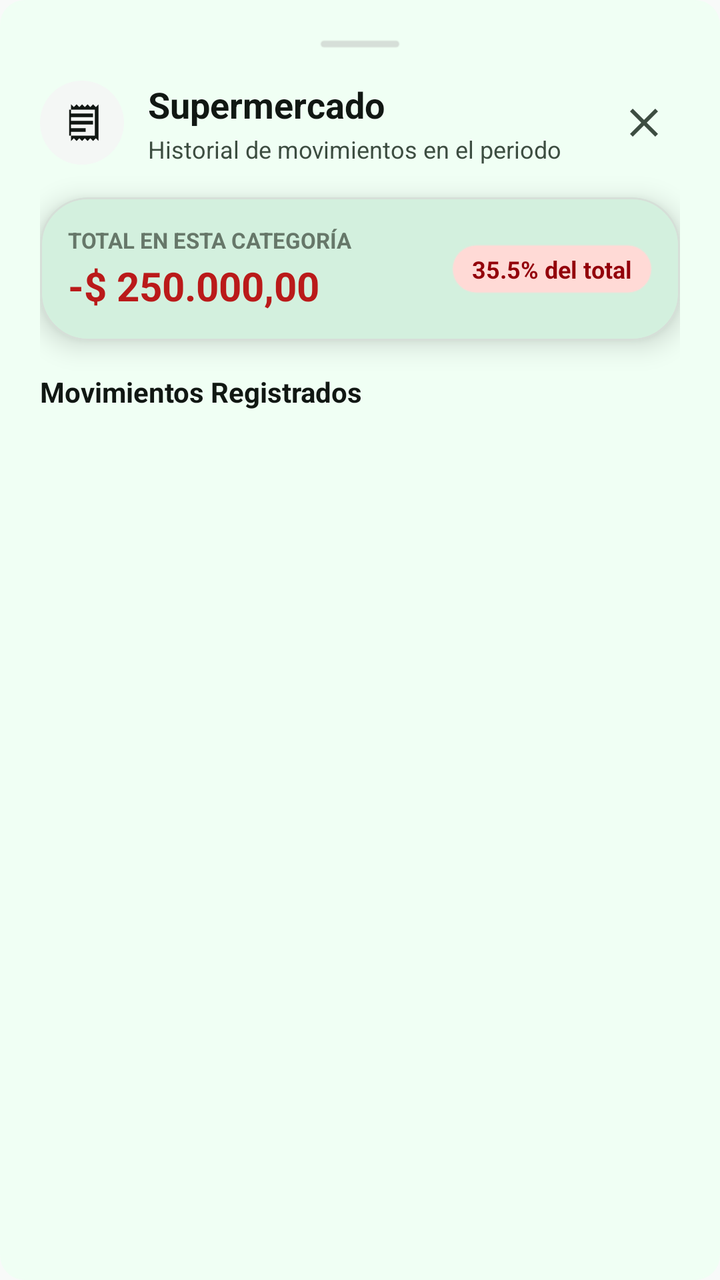
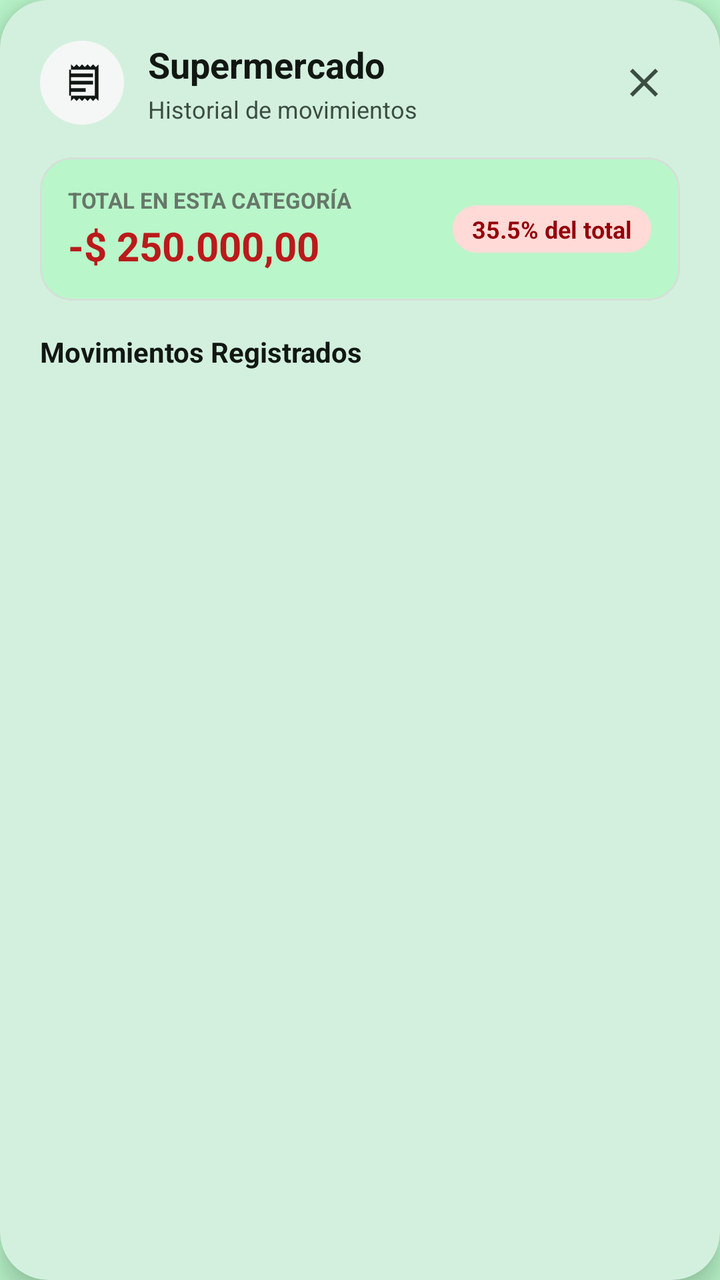

Compare the two renders of this Android layout. The source of the first and the diff that turns it into the second are given below.
<!-- AndroidManifest.xml: application theme Theme.MyLittleFinanControl -->
<!-- res/layout/dialog_detalle_categoria_bs.xml -->
<?xml version="1.0" encoding="utf-8"?>
<LinearLayout xmlns:android="http://schemas.android.com/apk/res/android"
    xmlns:app="http://schemas.android.com/apk/res-auto"
    xmlns:tools="http://schemas.android.com/tools"
    android:layout_width="match_parent"
    android:layout_height="wrap_content"
    android:background="@drawable/rounded_corners_background"
    android:backgroundTint="@color/surface_card"
    android:orientation="vertical"
    android:padding="20dp">

    
    <View
        android:layout_width="40dp"
        android:layout_height="4dp"
        android:layout_gravity="center_horizontal"
        android:layout_marginBottom="16dp"
        android:background="@drawable/badge_round_pill"
        android:backgroundTint="@color/outline_variant" />

    
    <RelativeLayout
        android:layout_width="match_parent"
        android:layout_height="wrap_content">

        <LinearLayout
            android:layout_width="wrap_content"
            android:layout_height="wrap_content"
            android:layout_alignParentStart="true"
            android:layout_centerVertical="true"
            android:gravity="center_vertical"
            android:orientation="horizontal">

            <FrameLayout
                android:id="@+id/fl_icono_categoria_bs"
                android:layout_width="42dp"
                android:layout_height="42dp"
                android:background="@drawable/circle_primary_bg"
                android:backgroundTint="@color/surface_container_low">

                <ImageView
                    android:id="@+id/iv_icono_categoria_bs"
                    android:layout_width="22dp"
                    android:layout_height="22dp"
                    android:layout_gravity="center"
                    android:contentDescription="Icono Categoria"
                    android:src="@drawable/ic_receipt_long"
                    app:tint="@color/text_primary" />
            </FrameLayout>

            <LinearLayout
                android:layout_width="wrap_content"
                android:layout_height="wrap_content"
                android:layout_marginStart="12dp"
                android:orientation="vertical">

                <TextView
                    android:id="@+id/tv_titulo_categoria_bs"
                    android:layout_width="wrap_content"
                    android:layout_height="wrap_content"
                    android:text="Supermercado"
                    android:textColor="@color/text_primary"
                    android:textSize="18sp"
                    android:textStyle="bold" />

                <TextView
                    android:id="@+id/tv_subtitulo_categoria_bs"
                    android:layout_width="wrap_content"
                    android:layout_height="wrap_content"
                    android:layout_marginTop="2dp"
                    android:text="Historial de movimientos en el periodo"
                    android:textColor="@color/text_secondary"
                    android:textSize="12sp" />
            </LinearLayout>
        </LinearLayout>

        <ImageButton
            android:id="@+id/btn_cerrar_bs"
            android:layout_width="36dp"
            android:layout_height="36dp"
            android:layout_alignParentEnd="true"
            android:layout_centerVertical="true"
            android:background="?attr/selectableItemBackgroundBorderless"
            android:contentDescription="Cerrar"
            android:src="@drawable/ic_close"
            app:tint="@color/text_secondary" />
    </RelativeLayout>

    
    <com.google.android.material.card.MaterialCardView
        android:layout_width="match_parent"
        android:layout_height="wrap_content"
        android:layout_marginTop="16dp"
        app:cardBackgroundColor="@color/surface_card"
        app:cardCornerRadius="24dp"
        app:cardElevation="8dp"
        app:strokeColor="@color/border_subtle"
        app:strokeWidth="1dp">

        <LinearLayout
            android:layout_width="match_parent"
            android:layout_height="wrap_content"
            android:gravity="center_vertical"
            android:orientation="horizontal"
            android:padding="14dp">

            <LinearLayout
                android:layout_width="0dp"
                android:layout_height="wrap_content"
                android:layout_weight="1"
                android:orientation="vertical">

                <TextView
                    android:layout_width="wrap_content"
                    android:layout_height="wrap_content"
                    android:text="TOTAL EN ESTA CATEGORÍA"
                    android:textColor="@color/text_muted"
                    android:textSize="11sp"
                    android:textStyle="bold" />

                <TextView
                    android:id="@+id/tv_monto_total_bs"
                    android:layout_width="wrap_content"
                    android:layout_height="wrap_content"
                    android:layout_marginTop="2dp"
                    android:text="-$ 250.000,00"
                    android:textColor="@color/expense_red"
                    android:textSize="20sp"
                    android:textStyle="bold" />
            </LinearLayout>

            <TextView
                android:id="@+id/tv_porcentaje_bs"
                android:layout_width="wrap_content"
                android:layout_height="wrap_content"
                android:background="@drawable/badge_round_pill"
                android:backgroundTint="@color/expense_red_bg"
                android:paddingHorizontal="10dp"
                android:paddingVertical="4dp"
                android:text="35.5% del total"
                android:textColor="@color/on_expense_red"
                android:textSize="12sp"
                android:textStyle="bold" />
        </LinearLayout>
    </com.google.android.material.card.MaterialCardView>

    <TextView
        android:layout_width="wrap_content"
        android:layout_height="wrap_content"
        android:layout_marginTop="16dp"
        android:layout_marginBottom="8dp"
        android:text="Movimientos Registrados"
        android:textColor="@color/text_primary"
        android:textSize="14sp"
        android:textStyle="bold" />

    <androidx.recyclerview.widget.RecyclerView
        android:id="@+id/rv_movimientos_categoria_bs"
        android:layout_width="match_parent"
        android:layout_height="250dp"
        tools:listitem="@layout/item_movimiento" />

</LinearLayout>
<!-- res/layout/item_movimiento.xml (included above) -->
<?xml version="1.0" encoding="utf-8"?>
<com.google.android.material.card.MaterialCardView xmlns:android="http://schemas.android.com/apk/res/android"
    xmlns:app="http://schemas.android.com/apk/res-auto"
    android:layout_width="match_parent"
    android:layout_height="wrap_content"
    android:layout_marginBottom="10dp"
    app:cardBackgroundColor="@color/surface_card"
    app:cardCornerRadius="16dp"
    app:cardElevation="2dp"
    app:strokeColor="@color/border_subtle"
    app:strokeWidth="1dp">

    <LinearLayout
        android:layout_width="match_parent"
        android:layout_height="wrap_content"
        android:orientation="vertical">

        
        <RelativeLayout
            android:layout_width="match_parent"
            android:layout_height="wrap_content"
            android:paddingHorizontal="14dp"
            android:paddingTop="14dp"
            android:paddingBottom="10dp">

            
            <FrameLayout
                android:id="@+id/fl_icono_container"
                android:layout_width="44dp"
                android:layout_height="44dp"
                android:layout_alignParentStart="true"
                android:layout_centerVertical="true"
                android:background="@drawable/circle_primary_bg"
                android:backgroundTint="@color/primary_fixed">

                <ImageView
                    android:id="@+id/iv_icono_movimiento"
                    android:layout_width="22dp"
                    android:layout_height="22dp"
                    android:layout_gravity="center"
                    android:src="@drawable/ic_autorenew"
                    app:tint="@color/primary_emerald" />
            </FrameLayout>

            
            <LinearLayout
                android:layout_width="0dp"
                android:layout_height="wrap_content"
                android:layout_centerVertical="true"
                android:layout_marginHorizontal="12dp"
                android:layout_toEndOf="@id/fl_icono_container"
                android:layout_toStartOf="@+id/ll_valor_container"
                android:orientation="vertical">

                <TextView
                    android:id="@+id/item_descripcion"
                    android:layout_width="wrap_content"
                    android:layout_height="wrap_content"
                    android:ellipsize="end"
                    android:maxLines="1"
                    android:text="Pago: Test"
                    android:textColor="@color/text_primary"
                    android:textSize="15sp"
                    android:textStyle="bold" />

                <LinearLayout
                    android:layout_width="wrap_content"
                    android:layout_height="wrap_content"
                    android:layout_marginTop="3dp"
                    android:gravity="center_vertical"
                    android:orientation="horizontal">

                    <TextView
                        android:id="@+id/item_tipo"
                        android:layout_width="wrap_content"
                        android:layout_height="wrap_content"
                        android:background="@drawable/badge_round_pill"
                        android:backgroundTint="@color/secondary_container"
                        android:paddingHorizontal="8dp"
                        android:paddingVertical="1.5dp"
                        android:text="GASTO FIJO"
                        android:textColor="@color/text_secondary"
                        android:textSize="9.5sp"
                        android:textStyle="bold" />

                    <TextView
                        android:id="@+id/item_fecha"
                        android:layout_width="wrap_content"
                        android:layout_height="wrap_content"
                        android:layout_marginStart="6dp"
                        android:text="14:13 hrs"
                        android:textColor="@color/text_muted"
                        android:textSize="11sp" />
                </LinearLayout>
            </LinearLayout>

            
            <LinearLayout
                android:id="@+id/ll_valor_container"
                android:layout_width="wrap_content"
                android:layout_height="wrap_content"
                android:layout_alignParentEnd="true"
                android:layout_centerVertical="true"
                android:gravity="end"
                android:orientation="vertical">

                <TextView
                    android:id="@+id/item_valor"
                    android:layout_width="wrap_content"
                    android:layout_height="wrap_content"
                    android:text="-$ 100.000,00"
                    android:textColor="@color/expense_red"
                    android:textSize="15sp"
                    android:textStyle="bold" />

                <TextView
                    android:id="@+id/tv_metodo_pago_sub"
                    android:layout_width="wrap_content"
                    android:layout_height="wrap_content"
                    android:layout_marginTop="2dp"
                    android:text="Débito aut."
                    android:textColor="@color/text_muted"
                    android:textSize="10.5sp" />
            </LinearLayout>
        </RelativeLayout>

        
        <RelativeLayout
            android:layout_width="match_parent"
            android:layout_height="wrap_content"
            android:background="@color/surface_container_low"
            android:paddingHorizontal="14dp"
            android:paddingVertical="6dp">

            <LinearLayout
                android:layout_width="wrap_content"
                android:layout_height="wrap_content"
                android:layout_alignParentStart="true"
                android:layout_centerVertical="true"
                android:gravity="center_vertical"
                android:orientation="horizontal">

                <ImageView
                    android:layout_width="14dp"
                    android:layout_height="14dp"
                    android:src="@drawable/ic_verified"
                    app:tint="@color/text_secondary" />

                <TextView
                    android:layout_width="wrap_content"
                    android:layout_height="wrap_content"
                    android:layout_marginStart="4dp"
                    android:text="Registrado con éxito"
                    android:textColor="@color/text_secondary"
                    android:textSize="11sp" />
            </LinearLayout>

            <LinearLayout
                android:layout_width="wrap_content"
                android:layout_height="wrap_content"
                android:layout_alignParentEnd="true"
                android:layout_centerVertical="true"
                android:gravity="center_vertical"
                android:orientation="horizontal">

                
                <LinearLayout
                    android:id="@+id/ivActualizar"
                    android:layout_width="wrap_content"
                    android:layout_height="28dp"
                    android:background="@drawable/badge_round_pill"
                    android:backgroundTint="@color/surface_card"
                    android:clickable="true"
                    android:focusable="true"
                    android:gravity="center_vertical"
                    android:orientation="horizontal"
                    android:paddingHorizontal="8dp">

                    <ImageView
                        android:layout_width="14dp"
                        android:layout_height="14dp"
                        android:src="@drawable/ic_edit"
                        app:tint="@color/primary_emerald" />

                    <TextView
                        android:layout_width="wrap_content"
                        android:layout_height="wrap_content"
                        android:layout_marginStart="4dp"
                        android:text="Editar"
                        android:textColor="@color/text_primary"
                        android:textSize="11sp"
                        android:textStyle="bold" />
                </LinearLayout>

                
                <FrameLayout
                    android:id="@+id/ivEliminarMov"
                    android:layout_width="28dp"
                    android:layout_height="28dp"
                    android:layout_marginStart="6dp"
                    android:background="@drawable/badge_round_pill"
                    android:backgroundTint="@color/expense_red_bg"
                    android:clickable="true"
                    android:focusable="true">

                    <ImageView
                        android:layout_width="14dp"
                        android:layout_height="14dp"
                        android:layout_gravity="center"
                        android:src="@drawable/ic_delete"
                        app:tint="@color/on_expense_red" />
                </FrameLayout>
            </LinearLayout>
        </RelativeLayout>

    </LinearLayout>

</com.google.android.material.card.MaterialCardView>
<!-- resources referenced by this layout -->
<resources>
  <color name="border_subtle">#D6DFD8</color>
  <color name="expense_red">#BA1A1A</color>
  <color name="expense_red_bg">#FFDAD6</color>
  <color name="on_expense_red">#93000A</color>
  <color name="outline_variant">#D6DFD8</color>
  <color name="primary_emerald">#00873D</color>
  <color name="primary_fixed">#E6F7EC</color>
  <color name="secondary_container">#F4F7F5</color>
  <color name="surface_card">#F0FFF4</color>
  <color name="surface_container_low">#F4F7F5</color>
  <color name="text_muted">#667769</color>
  <color name="text_primary">#111713</color>
  <color name="text_secondary">#3D4D41</color>
  <!-- drawable badge_round_pill (drawable) -->
  <?xml version="1.0" encoding="utf-8"?>
  <shape xmlns:android="http://schemas.android.com/apk/res/android"
      android:shape="rectangle">
      <solid android:color="@color/ghost_bg" />
      <stroke
          android:width="1dp"
          android:color="@color/ghost_border" />
      <corners android:radius="9999dp" />
  </shape>
  <!-- drawable circle_primary_bg (drawable) -->
  <?xml version="1.0" encoding="utf-8"?>
  <shape xmlns:android="http://schemas.android.com/apk/res/android"
      android:shape="oval">
      <solid android:color="?attr/colorPrimary" />
  </shape>
  <!-- drawable ic_close (drawable) -->
  <vector xmlns:android="http://schemas.android.com/apk/res/android"
      android:width="24dp"
      android:height="24dp"
      android:viewportWidth="24"
      android:viewportHeight="24">
      <path
          android:fillColor="@android:color/white"
          android:pathData="M19,6.41L17.59,5 12,10.59 6.41,5 5,6.41 10.59,12 5,17.59 6.41,19 12,13.41 17.59,19 19,17.59 13.41,12z"/>
  </vector>
  <!-- drawable ic_delete (drawable) -->
  <vector xmlns:android="http://schemas.android.com/apk/res/android" android:autoMirrored="true" android:height="24dp" android:tint="?attr/colorError" android:viewportHeight="24" android:viewportWidth="24" android:width="24dp">
        
      <path android:fillColor="?attr/colorError" android:pathData="M6,19c0,1.1 0.9,2 2,2h8c1.1,0 2,-0.9 2,-2V7H6v12zM19,4h-3.5l-1,-1h-5l-1,1H5v2h14V4z"/>
      
  </vector>
  <!-- drawable rounded_corners_background (drawable) -->
  <?xml version="1.0" encoding="utf-8"?>
  <shape xmlns:android="http://schemas.android.com/apk/res/android"
      android:shape="rectangle">
      <solid android:color="@color/surface_container"/>
      <stroke
          android:width="1dp"
          android:color="@color/border_subtle"/>
      <corners android:radius="12dp" />
  </shape>
  <style name="Theme.MyLittleFinanControl" parent="Base.Theme.MyLittleFinanControl" />
  <color name="ghost_bg">#E6F7EC</color>
  <color name="ghost_border">#4D00873D</color>
  <color name="surface_container">#F4F7F5</color>
  <color name="on_secondary_container">#111713</color>
  <color name="income_green_bg">#E6F7EC</color>
  <color name="badge_paid_text">#00873D</color>
  <color name="surface_bg">#F8FAF9</color>
  <color name="surface_variant">#EDF2EE</color>
  <color name="surface_container_high">#EDF2EE</color>
  <color name="surface_container_highest">#EDF2EE</color>
  <style name="ShapeAppearance.DABA.Small" parent="ShapeAppearance.Material3.Corner.Full">
          <item name="cornerSize">50%</item>
      </style>
  <style name="ShapeAppearance.DABA.Medium" parent="ShapeAppearance.Material3.Corner.Medium">
          <item name="cornerSize">12dp</item>
      </style>
  <style name="ShapeAppearance.DABA.Large" parent="ShapeAppearance.Material3.Corner.Large">
          <item name="cornerSize">16dp</item>
      </style>
  <!-- unchanged entries left out for length: 5 -->
</resources>

<!-- the commit's change to res/layout/dialog_detalle_categoria_bs.xml (unified diff, before → after) -->
@@ -1,166 +1,167 @@
 <?xml version="1.0" encoding="utf-8"?>
-<LinearLayout xmlns:android="http://schemas.android.com/apk/res/android"
+<com.google.android.material.card.MaterialCardView xmlns:android="http://schemas.android.com/apk/res/android"
     xmlns:app="http://schemas.android.com/apk/res-auto"
     xmlns:tools="http://schemas.android.com/tools"
     android:layout_width="match_parent"
     android:layout_height="wrap_content"
-    android:background="@drawable/rounded_corners_background"
-    android:backgroundTint="@color/surface_card"
-    android:orientation="vertical"
-    android:padding="20dp">
-
-    
-    <View
-        android:layout_width="40dp"
-        android:layout_height="4dp"
-        android:layout_gravity="center_horizontal"
-        android:layout_marginBottom="16dp"
-        android:background="@drawable/badge_round_pill"
-        android:backgroundTint="@color/outline_variant" />
-
-    
-    <RelativeLayout
+    android:layout_marginHorizontal="16dp"
+    android:layout_marginVertical="24dp"
+    app:cardBackgroundColor="@color/surface_card"
+    app:cardCornerRadius="24dp"
+    app:cardElevation="8dp"
+    app:strokeWidth="0dp">
+
+    <LinearLayout
         android:layout_width="match_parent"
-        android:layout_height="wrap_content">
-
-        <LinearLayout
+        android:layout_height="wrap_content"
+        android:orientation="vertical"
+        android:padding="20dp">
+
+        
+        <RelativeLayout
+            android:layout_width="match_parent"
+            android:layout_height="wrap_content">
+
+            <LinearLayout
+                android:layout_width="wrap_content"
+                android:layout_height="wrap_content"
+                android:layout_alignParentStart="true"
+                android:layout_centerVertical="true"
+                android:gravity="center_vertical"
+                android:orientation="horizontal">
+
+                <FrameLayout
+                    android:id="@+id/fl_icono_categoria_bs"
+                    android:layout_width="42dp"
+                    android:layout_height="42dp"
+                    android:background="@drawable/circle_primary_bg"
+                    android:backgroundTint="@color/surface_container_low">
+
+                    <ImageView
+                        android:id="@+id/iv_icono_categoria_bs"
+                        android:layout_width="22dp"
+                        android:layout_height="22dp"
+                        android:layout_gravity="center"
+                        android:contentDescription="Icono Categoria"
+                        android:src="@drawable/ic_receipt_long"
+                        app:tint="@color/text_primary" />
+                </FrameLayout>
+
+                <LinearLayout
+                    android:layout_width="wrap_content"
+                    android:layout_height="wrap_content"
+                    android:layout_marginStart="12dp"
+                    android:orientation="vertical">
+
+                    <TextView
+                        android:id="@+id/tv_titulo_categoria_bs"
+                        android:layout_width="wrap_content"
+                        android:layout_height="wrap_content"
+                        android:text="Supermercado"
+                        android:textColor="@color/text_primary"
+                        android:textSize="18sp"
+                        android:textStyle="bold" />
+
+                    <TextView
+                        android:id="@+id/tv_subtitulo_categoria_bs"
+                        android:layout_width="wrap_content"
+                        android:layout_height="wrap_content"
+                        android:layout_marginTop="2dp"
+                        android:text="Historial de movimientos"
+                        android:textColor="@color/text_secondary"
+                        android:textSize="12sp" />
+                </LinearLayout>
+            </LinearLayout>
+
+            <ImageButton
+                android:id="@+id/btn_cerrar_bs"
+                android:layout_width="36dp"
+                android:layout_height="36dp"
+                android:layout_alignParentEnd="true"
+                android:layout_centerVertical="true"
+                android:background="?attr/selectableItemBackgroundBorderless"
+                android:contentDescription="Cerrar"
+                android:src="@drawable/ic_close"
+                app:tint="@color/text_secondary" />
+        </RelativeLayout>
+
+        
+        <com.google.android.material.card.MaterialCardView
+            android:layout_width="match_parent"
+            android:layout_height="wrap_content"
+            android:layout_marginTop="16dp"
+            app:cardBackgroundColor="@color/surface_bg"
+            app:cardCornerRadius="16dp"
+            app:cardElevation="0dp"
+            app:strokeColor="@color/border_subtle"
+            app:strokeWidth="1dp">
+
+            <LinearLayout
+                android:layout_width="match_parent"
+                android:layout_height="wrap_content"
+                android:gravity="center_vertical"
+                android:orientation="horizontal"
+                android:padding="14dp">
+
+                <LinearLayout
+                    android:layout_width="0dp"
+                    android:layout_height="wrap_content"
+                    android:layout_weight="1"
+                    android:orientation="vertical">
+
+                    <TextView
+                        android:layout_width="wrap_content"
+                        android:layout_height="wrap_content"
+                        android:text="TOTAL EN ESTA CATEGORÍA"
+                        android:textColor="@color/text_muted"
+                        android:textSize="11sp"
+                        android:textStyle="bold" />
+
+                    <TextView
+                        android:id="@+id/tv_monto_total_bs"
+                        android:layout_width="wrap_content"
+                        android:layout_height="wrap_content"
+                        android:layout_marginTop="2dp"
+                        android:text="-$ 250.000,00"
+                        android:textColor="@color/expense_red"
+                        android:textSize="20sp"
+                        android:textStyle="bold" />
+                </LinearLayout>
+
+                <TextView
+                    android:id="@+id/tv_porcentaje_bs"
+                    android:layout_width="wrap_content"
+                    android:layout_height="wrap_content"
+                    android:background="@drawable/badge_round_pill"
+                    android:backgroundTint="@color/expense_red_bg"
+                    android:paddingHorizontal="10dp"
+                    android:paddingVertical="4dp"
+                    android:text="35.5% del total"
+                    android:textColor="@color/on_expense_red"
+                    android:textSize="12sp"
+                    android:textStyle="bold" />
+            </LinearLayout>
+        </com.google.android.material.card.MaterialCardView>
+
+        <TextView
             android:layout_width="wrap_content"
             android:layout_height="wrap_content"
-            android:layout_alignParentStart="true"
-            android:layout_centerVertical="true"
-            android:gravity="center_vertical"
-            android:orientation="horizontal">
-
-            <FrameLayout
-                android:id="@+id/fl_icono_categoria_bs"
-                android:layout_width="42dp"
-                android:layout_height="42dp"
-                android:background="@drawable/circle_primary_bg"
-                android:backgroundTint="@color/surface_container_low">
-
-                <ImageView
-                    android:id="@+id/iv_icono_categoria_bs"
-                    android:layout_width="22dp"
-                    android:layout_height="22dp"
-                    android:layout_gravity="center"
-                    android:contentDescription="Icono Categoria"
-                    android:src="@drawable/ic_receipt_long"
-                    app:tint="@color/text_primary" />
-            </FrameLayout>
-
-            <LinearLayout
-                android:layout_width="wrap_content"
-                android:layout_height="wrap_content"
-                android:layout_marginStart="12dp"
-                android:orientation="vertical">
-
-                <TextView
-                    android:id="@+id/tv_titulo_categoria_bs"
-                    android:layout_width="wrap_content"
-                    android:layout_height="wrap_content"
-                    android:text="Supermercado"
-                    android:textColor="@color/text_primary"
-                    android:textSize="18sp"
-                    android:textStyle="bold" />
-
-                <TextView
-                    android:id="@+id/tv_subtitulo_categoria_bs"
-                    android:layout_width="wrap_content"
-                    android:layout_height="wrap_content"
-                    android:layout_marginTop="2dp"
-                    android:text="Historial de movimientos en el periodo"
-                    android:textColor="@color/text_secondary"
-                    android:textSize="12sp" />
-            </LinearLayout>
-        </LinearLayout>
-
-        <ImageButton
-            android:id="@+id/btn_cerrar_bs"
-            android:layout_width="36dp"
-            android:layout_height="36dp"
-            android:layout_alignParentEnd="true"
-            android:layout_centerVertical="true"
-            android:background="?attr/selectableItemBackgroundBorderless"
-            android:contentDescription="Cerrar"
-            android:src="@drawable/ic_close"
-            app:tint="@color/text_secondary" />
-    </RelativeLayout>
-
-    
-    <com.google.android.material.card.MaterialCardView
-        android:layout_width="match_parent"
-        android:layout_height="wrap_content"
-        android:layout_marginTop="16dp"
-        app:cardBackgroundColor="@color/surface_card"
-        app:cardCornerRadius="24dp"
-        app:cardElevation="8dp"
-        app:strokeColor="@color/border_subtle"
-        app:strokeWidth="1dp">
-
-        <LinearLayout
-            android:layout_width="match_parent"
-            android:layout_height="wrap_content"
-            android:gravity="center_vertical"
-            android:orientation="horizontal"
-            android:padding="14dp">
-
-            <LinearLayout
-                android:layout_width="0dp"
-                android:layout_height="wrap_content"
-                android:layout_weight="1"
-                android:orientation="vertical">
-
-                <TextView
-                    android:layout_width="wrap_content"
-                    android:layout_height="wrap_content"
-                    android:text="TOTAL EN ESTA CATEGORÍA"
-                    android:textColor="@color/text_muted"
-                    android:textSize="11sp"
-                    android:textStyle="bold" />
-
-                <TextView
-                    android:id="@+id/tv_monto_total_bs"
-                    android:layout_width="wrap_content"
-                    android:layout_height="wrap_content"
-                    android:layout_marginTop="2dp"
-                    android:text="-$ 250.000,00"
-                    android:textColor="@color/expense_red"
-                    android:textSize="20sp"
-                    android:textStyle="bold" />
-            </LinearLayout>
-
-            <TextView
-                android:id="@+id/tv_porcentaje_bs"
-                android:layout_width="wrap_content"
-                android:layout_height="wrap_content"
-                android:background="@drawable/badge_round_pill"
-                android:backgroundTint="@color/expense_red_bg"
-                android:paddingHorizontal="10dp"
-                android:paddingVertical="4dp"
-                android:text="35.5% del total"
-                android:textColor="@color/on_expense_red"
-                android:textSize="12sp"
-                android:textStyle="bold" />
-        </LinearLayout>
-    </com.google.android.material.card.MaterialCardView>
-
-    <TextView
-        android:layout_width="wrap_content"
-        android:layout_height="wrap_content"
-        android:layout_marginTop="16dp"
-        android:layout_marginBottom="8dp"
-        android:text="Movimientos Registrados"
-        android:textColor="@color/text_primary"
-        android:textSize="14sp"
-        android:textStyle="bold" />
-
-    <androidx.recyclerview.widget.RecyclerView
-        android:id="@+id/rv_movimientos_categoria_bs"
-        android:layout_width="match_parent"
-        android:layout_height="250dp"
-        tools:listitem="@layout/item_movimiento" />
-
-</LinearLayout>
+            android:layout_marginTop="16dp"
+            android:layout_marginBottom="8dp"
+            android:text="Movimientos Registrados"
+            android:textColor="@color/text_primary"
+            android:textSize="14sp"
+            android:textStyle="bold" />
+
+        <androidx.recyclerview.widget.RecyclerView
+            android:id="@+id/rv_movimientos_categoria_bs"
+            android:layout_width="match_parent"
+            android:layout_height="0dp"
+            android:layout_weight="1"
+            tools:listitem="@layout/item_movimiento" />
+
+    </LinearLayout>
+</com.google.android.material.card.MaterialCardView>
 <!-- res/layout/item_movimiento.xml (included above) -->
 <?xml version="1.0" encoding="utf-8"?>
 <com.google.android.material.card.MaterialCardView xmlns:android="http://schemas.android.com/apk/res/android"
<!-- resource entries referenced after the edit -->
@@ -4,7 +4,6 @@
   <color name="expense_red">#BA1A1A</color>
   <color name="expense_red_bg">#FFDAD6</color>
   <color name="on_expense_red">#93000A</color>
-  <color name="outline_variant">#D6DFD8</color>
   <color name="primary_emerald">#00873D</color>
   <color name="primary_fixed">#E6F7EC</color>
   <color name="secondary_container">#F4F7F5</color>
@@ -45,16 +44,6 @@
       <path android:fillColor="?attr/colorError" android:pathData="M6,19c0,1.1 0.9,2 2,2h8c1.1,0 2,-0.9 2,-2V7H6v12zM19,4h-3.5l-1,-1h-5l-1,1H5v2h14V4z"/>
       
   </vector>
-  <!-- drawable rounded_corners_background (drawable) -->
-  <?xml version="1.0" encoding="utf-8"?>
-  <shape xmlns:android="http://schemas.android.com/apk/res/android"
-      android:shape="rectangle">
-      <solid android:color="@color/surface_container"/>
-      <stroke
-          android:width="1dp"
-          android:color="@color/border_subtle"/>
-      <corners android:radius="12dp" />
-  </shape>
   <style name="Theme.MyLittleFinanControl" parent="Base.Theme.MyLittleFinanControl" />
   <color name="ghost_bg">#E6F7EC</color>
   <color name="ghost_border">#4D00873D</color>
@@ -62,7 +51,7 @@
   <color name="on_secondary_container">#111713</color>
   <color name="income_green_bg">#E6F7EC</color>
   <color name="badge_paid_text">#00873D</color>
-  <color name="surface_bg">#F8FAF9</color>
+  <color name="surface_bg">#B9F6CA</color>
   <color name="surface_variant">#EDF2EE</color>
   <color name="surface_container_high">#EDF2EE</color>
   <color name="surface_container_highest">#EDF2EE</color>
